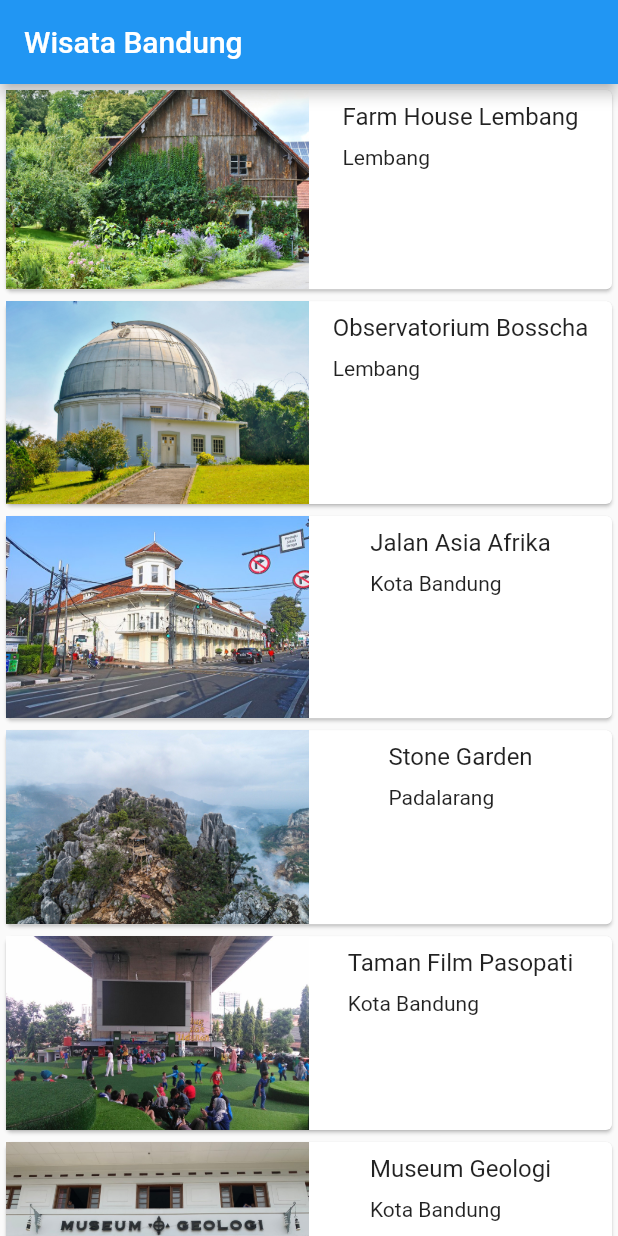
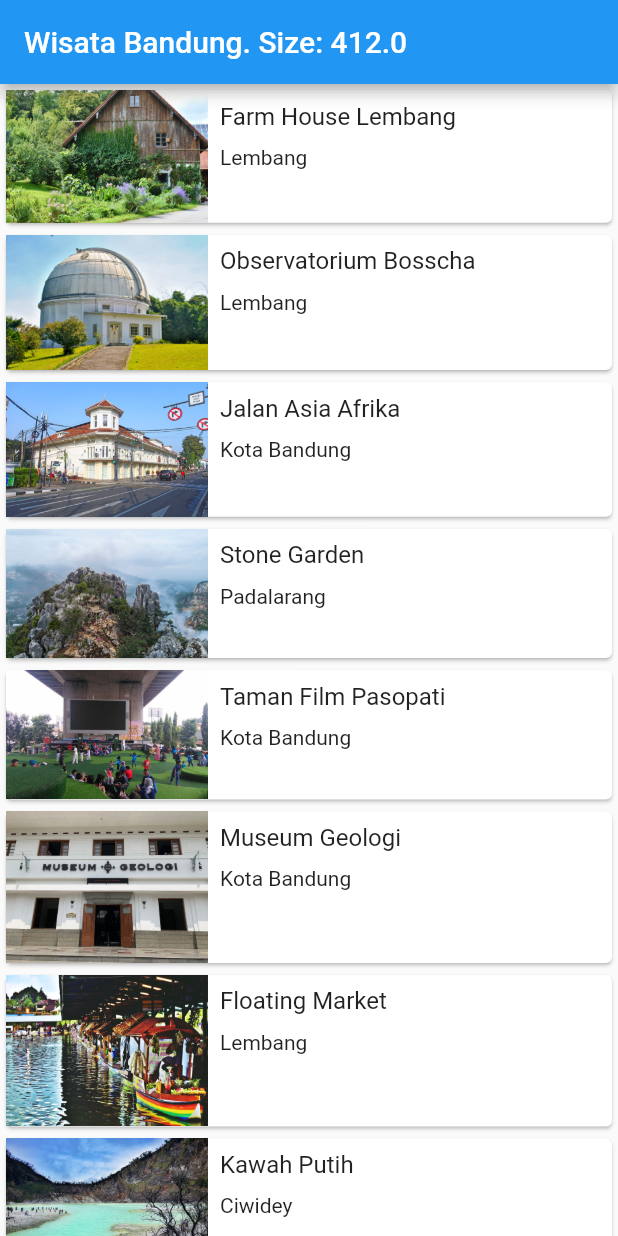
Before and after one commit to dimassdoubles/wisata-bandung, a Flutter app: the screen it shows after launch, on a phone screen of 412 x 824 dp. Run offline on Flutter 3.47's test engine with Material 2 defaults, Android fonts, the phone set to English and light mode, and no system bars.

Commit message:
refactor: mengganti flex expanded dan hapus column

```diff
--- a/lib/screens/main_screen.dart
+++ b/lib/screens/main_screen.dart
@@ -147,7 +147,7 @@ class MainScreen extends StatelessWidget {
   Widget build(BuildContext context) {
     return Scaffold(
       appBar: AppBar(
-        title: Text('Wisata Bandung'),
+        title: Text('Wisata Bandung. Size: ${MediaQuery.of(context).size.width}'),
       ),
       body: ListView.builder(
         itemBuilder: (context, index) {
@@ -160,15 +160,15 @@ class MainScreen extends StatelessWidget {
             },
             child: Card(
               child: Row(
+                mainAxisAlignment: MainAxisAlignment.start,
                 crossAxisAlignment: CrossAxisAlignment.start,
                 children: [
                   Expanded(child: Image.asset(place.imageAsset)),
                   Expanded(
+                    flex: 2,
                     child: Padding(
                       padding: EdgeInsets.all(8),
                       child: Column(
-                        children: [
-                          Column(
                         crossAxisAlignment: CrossAxisAlignment.start,
                         mainAxisSize: MainAxisSize.min,
                         children: [
@@ -180,8 +180,6 @@ class MainScreen extends StatelessWidget {
                             height: 10,
                           ),
                           Text('${place.location}'),
-                            ],
-                          ),
                         ],
                       ),
                     ),
```
Lines whose indentation alone changed are shown as unchanged.
